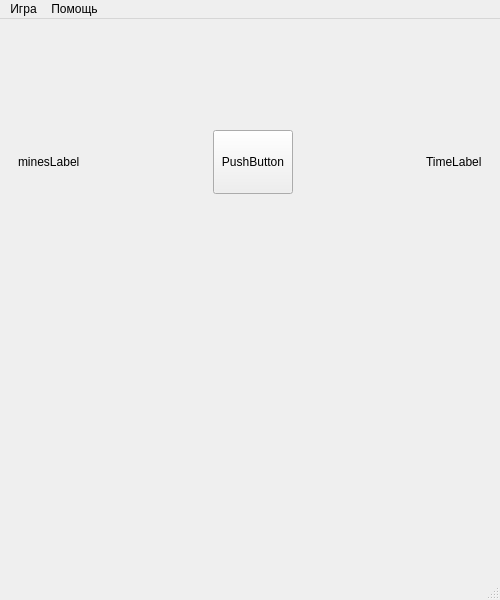
The window that gamewindow.ui (JudasCry/Minesweeper-C-Qt) describes before a commit, drawn with Qt 5.
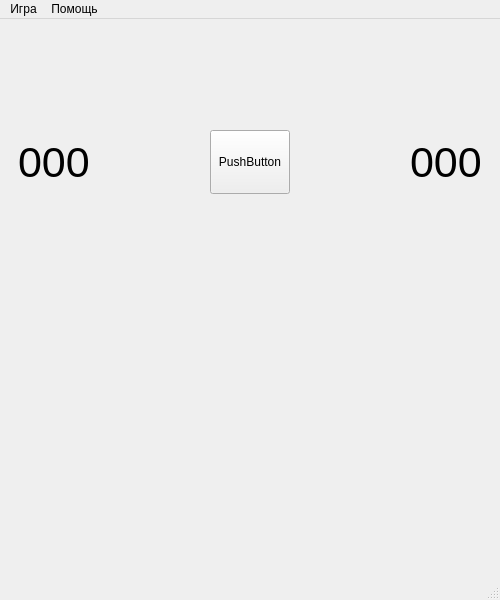
The same window after the commit.

What changed in the file:
```diff
--- a/gamewindow.ui
+++ b/gamewindow.ui
@@ -35,8 +35,19 @@
       <layout class="QHBoxLayout" name="horizontalLayout">
        <item>
         <widget class="QLabel" name="minesLabel">
+         <property name="minimumSize">
+          <size>
+           <width>0</width>
+           <height>0</height>
+          </size>
+         </property>
+         <property name="font">
+          <font>
+           <pointsize>32</pointsize>
+          </font>
+         </property>
          <property name="text">
-          <string>minesLabel</string>
+          <string>000</string>
          </property>
         </widget>
        </item>
@@ -81,8 +92,13 @@
        </item>
        <item>
         <widget class="QLabel" name="timerLabel">
+         <property name="font">
+          <font>
+           <pointsize>32</pointsize>
+          </font>
+         </property>
          <property name="text">
-          <string>TimeLabel</string>
+          <string>000</string>
          </property>
         </widget>
        </item>
```
Left out of the diff: 34 changed lines with no effect on the pictures.
